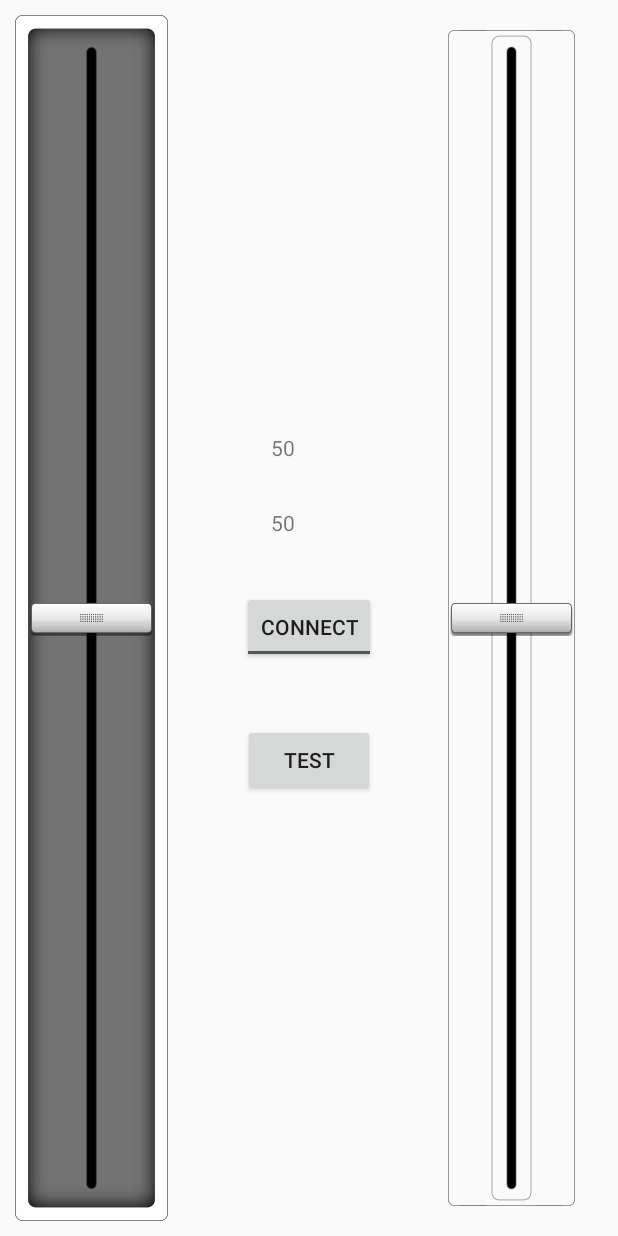
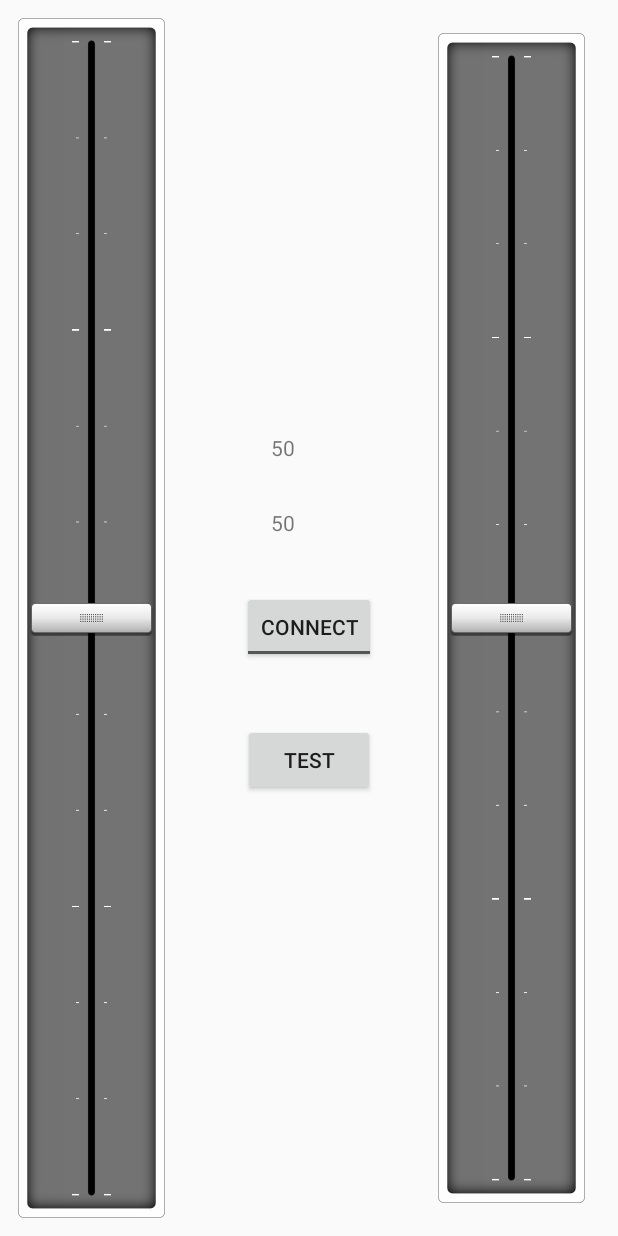
Before and after one commit to bundie1990/RoboRC, an Android app: the screen it shows after launch (MainActivity), on a phone screen of 412 x 824 dp. Run offline under Robolectric (Android 15) with nearby library versions, the phone set to English and light mode, and no system bars.

Commit message:
Updated dark seekbar theme nad used it for both sliders

```diff
--- a/app/src/main/res/layout/activity_main.xml
+++ b/app/src/main/res/layout/activity_main.xml
@@ -32,7 +32,7 @@
             android:layout_alignParentBottom="true"
             android:progress="50"
             android:thumb="@drawable/seek_thumb"
-            android:background="@drawable/seek_back_light"
+            android:background="@drawable/seek_back_dark"
             android:progressDrawable="@android:color/transparent"
             android:layout_margin="20dp"
             android:paddingTop="10dp"
```
Also changed, not shown: app/src/main/res/drawable-xxhdpi/seek_back_dark.9.png.
